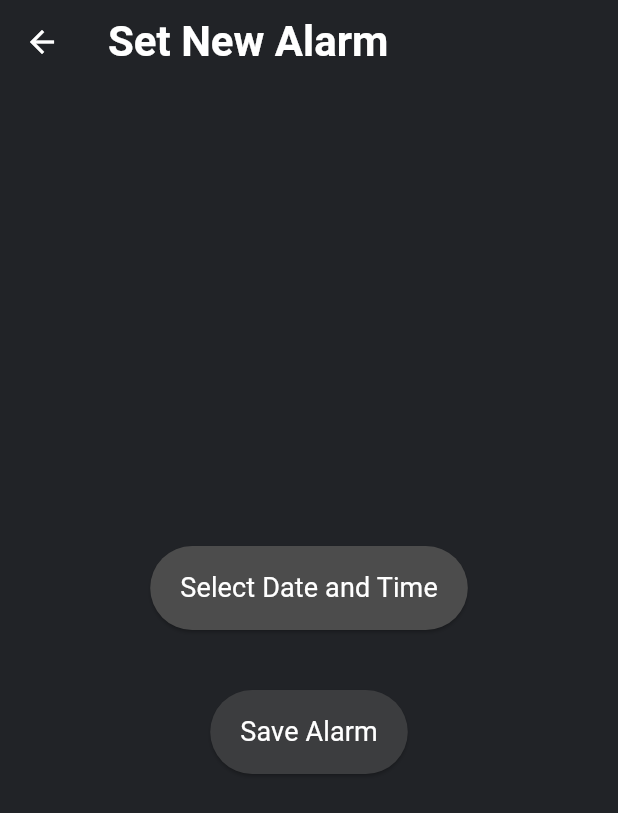
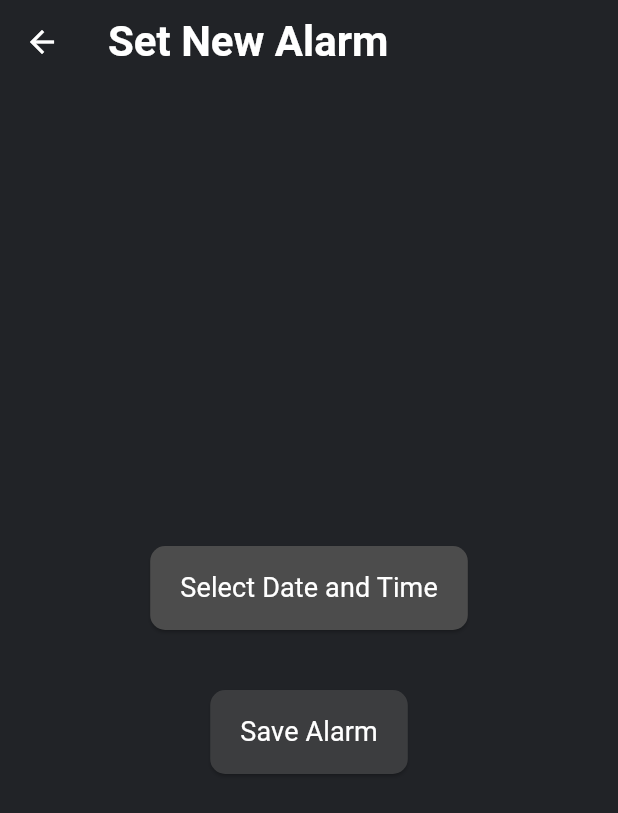
Before and after one commit to nahidhasanniloy/flutter_use-current-location, a Flutter app: the AddAlarmScreen screen opened directly, on a phone screen of 412 x 824 dp. Shown: the top 813 px of the screen. Run offline on Flutter 3.47's test engine with Material 3 defaults, Android fonts, the phone set to English and light mode, and no system bars; our stand-ins replace flutter_local_notifications, geocoding, geolocator, timezone.

Commit message:
Some changes elevated button

```diff
--- a/lib/AddAlarm/add_alarm_screen.dart
+++ b/lib/AddAlarm/add_alarm_screen.dart
@@ -79,10 +79,14 @@ class _AddAlarmScreenState extends State<AddAlarmScreen> {
             children: [
               ElevatedButton(
                 onPressed: () => _selectDateTime(context),
+
                 style: ElevatedButton.styleFrom(
                   backgroundColor: AppColors.homeButtonColor,
                   foregroundColor: AppColors.whiteColor,
                   padding: const EdgeInsets.symmetric(horizontal: 20, vertical: 15),
+                  shape: RoundedRectangleBorder(
+                    borderRadius: BorderRadius.circular(10),
+                  ),
                 ),
                 child: headingThree(
                   data: 'Select Date and Time',
@@ -106,6 +110,9 @@ class _AddAlarmScreenState extends State<AddAlarmScreen> {
                   backgroundColor: AppColors.alarmButtonColor,
                   foregroundColor: AppColors.whiteColor,
                   padding: const EdgeInsets.symmetric(horizontal: 20, vertical: 15),
+                  shape: RoundedRectangleBorder(
+                    borderRadius: BorderRadius.circular(10),
+                  ),
                 ),
                 child: headingThree(
                   data: 'Save Alarm',
```
